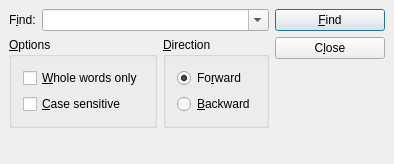
The window that tools/assistant/finddialog.ui (arnt/qt-history2) describes before a commit, drawn with Qt 5.
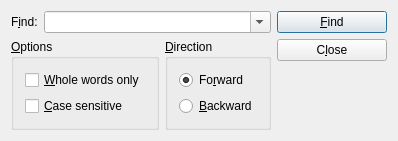
The same window after the commit.

Commit message:
p4i integration Integrate 176535 from 4.0 to main: Fixes:    Assistants find dialog.
[git-p4: depot-paths = "//depot/qt/main/": change = 176538]

The edit to the form file:
```diff
--- a/tools/assistant/finddialog.ui
+++ b/tools/assistant/finddialog.ui
@@ -14,13 +14,13 @@
  *********************************************************************</comment>
  <exportmacro></exportmacro>
  <class>FindDialog</class>
- <widget class="QDialog" name="FindDialog" >
+ <widget class="QWidget" name="FindDialog" >
   <property name="geometry" >
    <rect>
     <x>0</x>
     <y>0</y>
     <width>388</width>
-    <height>164</height>
+    <height>131</height>
    </rect>
   </property>
   <property name="windowTitle" >
@@ -28,7 +28,7 @@
   </property>
   <layout class="QGridLayout" >
    <property name="margin" >
-    <number>9</number>
+    <number>11</number>
    </property>
    <property name="spacing" >
     <number>6</number>
@@ -37,10 +37,10 @@
     <spacer>
      <property name="geometry" >
       <rect>
-       <x>27</x>
-       <y>133</y>
-       <width>110</width>
-       <height>22</height>
+       <x>9</x>
+       <y>102</y>
+       <width>126</width>
+       <height>20</height>
       </rect>
      </property>
      <property name="orientation" >
@@ -51,8 +51,8 @@
      </property>
      <property name="sizeHint" >
       <size>
-       <width>110</width>
-       <height>31</height>
+       <width>20</width>
+       <height>1</height>
       </size>
      </property>
     </spacer>
@@ -62,9 +62,9 @@
      <property name="geometry" >
       <rect>
        <x>269</x>
-       <y>75</y>
+       <y>65</y>
        <width>110</width>
-       <height>52</height>
+       <height>33</height>
       </rect>
      </property>
      <property name="orientation" >
@@ -88,7 +88,7 @@
        <x>269</x>
        <y>9</y>
        <width>110</width>
-       <height>28</height>
+       <height>25</height>
       </rect>
      </property>
      <property name="text" >
@@ -107,9 +107,9 @@
      <property name="geometry" >
       <rect>
        <x>269</x>
-       <y>43</y>
+       <y>38</y>
        <width>110</width>
-       <height>26</height>
+       <height>23</height>
       </rect>
      </property>
      <property name="text" >
@@ -125,9 +125,9 @@
      <property name="geometry" >
       <rect>
        <x>9</x>
-       <y>43</y>
-       <width>146</width>
-       <height>84</height>
+       <y>38</y>
+       <width>126</width>
+       <height>60</height>
       </rect>
      </property>
      <property name="title" >
@@ -144,10 +144,10 @@
        <widget class="QCheckBox" name="checkWords" >
         <property name="geometry" >
          <rect>
-          <x>13</x>
-          <y>23</y>
-          <width>120</width>
-          <height>21</height>
+          <x>11</x>
+          <y>20</y>
+          <width>104</width>
+          <height>13</height>
          </rect>
         </property>
         <property name="text" >
@@ -159,10 +159,10 @@
        <widget class="QCheckBox" name="checkCase" >
         <property name="geometry" >
          <rect>
-          <x>13</x>
-          <y>50</y>
-          <width>120</width>
-          <height>21</height>
+          <x>11</x>
+          <y>37</y>
+          <width>104</width>
+          <height>13</height>
          </rect>
         </property>
         <property name="text" >
@@ -177,10 +177,10 @@
     <widget class="QGroupBox" name="ButtonGroup2" >
      <property name="geometry" >
       <rect>
-       <x>161</x>
-       <y>43</y>
-       <width>102</width>
-       <height>84</height>
+       <x>139</x>
+       <y>38</y>
+       <width>126</width>
+       <height>60</height>
       </rect>
      </property>
      <property name="title" >
@@ -197,10 +197,10 @@
        <widget class="QRadioButton" name="radioForward" >
         <property name="geometry" >
          <rect>
-          <x>13</x>
-          <y>23</y>
-          <width>76</width>
-          <height>21</height>
+          <x>11</x>
+          <y>20</y>
+          <width>104</width>
+          <height>13</height>
          </rect>
         </property>
         <property name="text" >
@@ -215,10 +215,10 @@
        <widget class="QRadioButton" name="radioBackward" >
         <property name="geometry" >
          <rect>
-          <x>13</x>
-          <y>50</y>
-          <width>76</width>
-          <height>21</height>
+          <x>11</x>
+          <y>37</y>
+          <width>104</width>
+          <height>13</height>
          </rect>
         </property>
         <property name="text" >
@@ -241,10 +241,10 @@
       <widget class="QLabel" name="TextLabel1" >
        <property name="geometry" >
         <rect>
-         <x>0</x>
-         <y>0</y>
-         <width>27</width>
-         <height>28</height>
+         <x>1</x>
+         <y>1</y>
+         <width>23</width>
+         <height>23</height>
         </rect>
        </property>
        <property name="text" >
@@ -259,10 +259,10 @@
       <widget class="QComboBox" name="comboFind" >
        <property name="geometry" >
         <rect>
-         <x>33</x>
-         <y>1</y>
-         <width>221</width>
-         <height>25</height>
+         <x>24</x>
+         <y>2</y>
+         <width>231</width>
+         <height>20</height>
         </rect>
        </property>
        <property name="sizePolicy" >
```
The commit also changes 2 other files.
